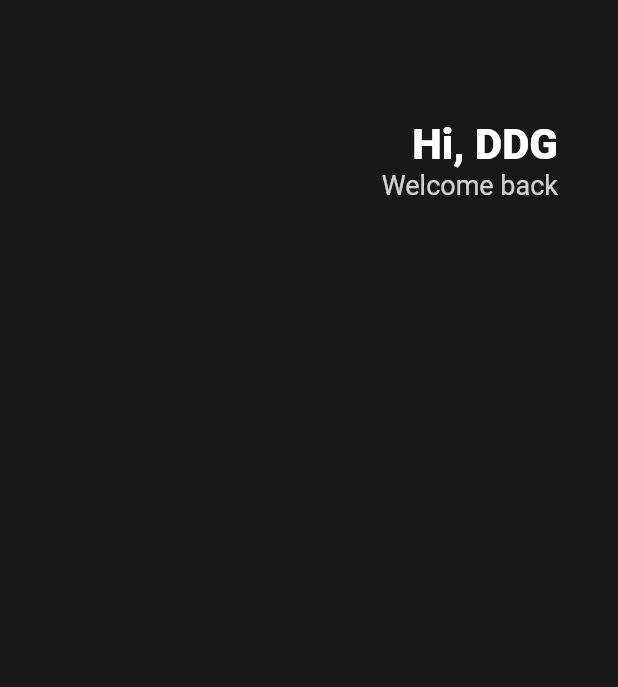
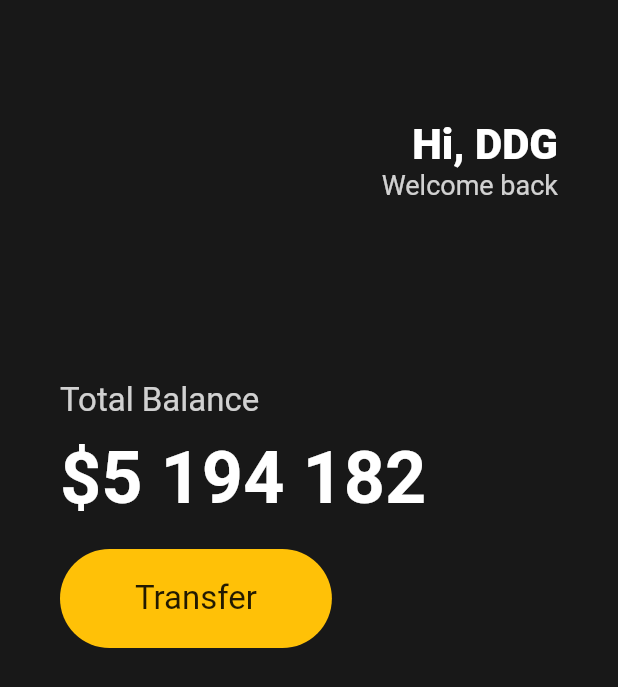
Before and after one commit to greyhawk16/flutter-prtc, a Flutter app: the screen it shows after launch, on a phone screen of 412 x 824 dp. Shown: the top 687 px of the screen. Run offline on Flutter 3.47's test engine with Material 2 defaults, Android fonts, the phone set to English and light mode, and no system bars.

Commit message:
Update main.dart

```diff
--- a/lib/main.dart
+++ b/lib/main.dart
@@ -19,6 +19,7 @@ class App extends StatelessWidget {
           body: Padding(
             padding: EdgeInsets.symmetric(horizontal: 40),
             child: Column(
+              crossAxisAlignment: CrossAxisAlignment.start,
               children: [
                 SizedBox(
                   height: 80,
@@ -48,6 +49,52 @@ class App extends StatelessWidget {
                     ),
                   ],
                 ),
+                SizedBox(
+                  height: 120,
+                ),
+                Text(
+                  'Total Balance',
+                  style: TextStyle(
+                    fontSize: 22,
+                    color: Colors.white.withOpacity(0.8),
+                  ),
+                ),
+                SizedBox(
+                  height: 10,
+                ),
+                Text(
+                  '\$5 194 182',
+                  style: TextStyle(
+                    fontSize: 48,
+                    fontWeight: FontWeight.w600,
+                    color: Colors.white,
+                  ),
+                ),
+                SizedBox(
+                  height: 20,
+                ),
+                Row(
+                  children: [
+                    Container(
+                      decoration: BoxDecoration(
+                        color: Colors.amber,
+                        borderRadius: BorderRadius.circular(45),
+                      ),
+                      child: Padding(
+                        padding: EdgeInsets.symmetric(
+                          vertical: 20,
+                          horizontal: 50,
+                        ),
+                        child: Text(
+                          'Transfer',
+                          style: TextStyle(
+                            fontSize: 22,
+                          ),
+                        ),
+                      ),
+                    ),
+                  ],
+                ),
               ],
             ),
           )),
```
